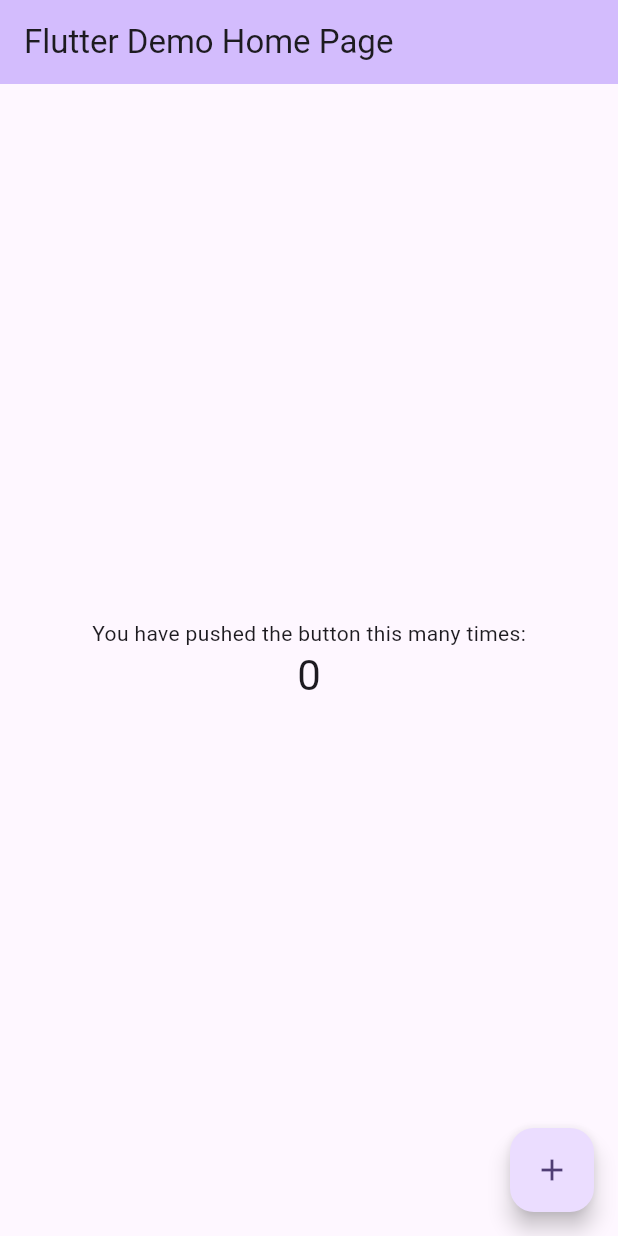
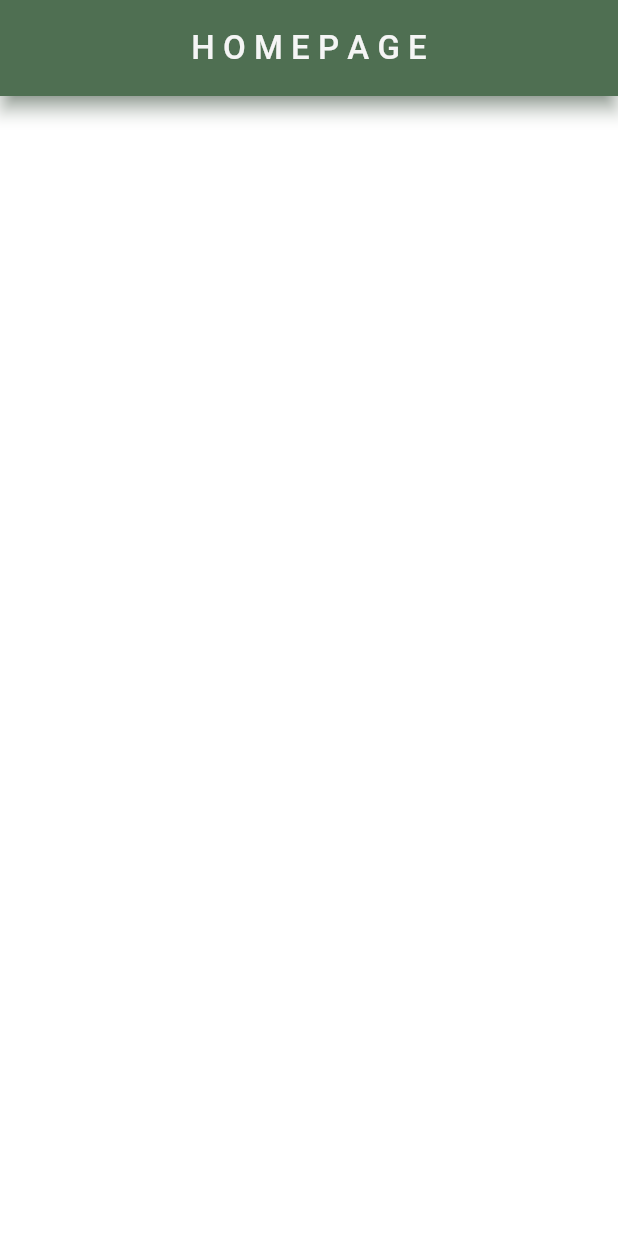
Before and after one commit to atnakayrus/altvideos, a Flutter app: the screen it shows after launch, on a phone screen of 412 x 824 dp. Run offline on Flutter 3.47's test engine with Material 3 defaults, Android fonts, the light colour scheme and no system bars.

Commit message:
Initial Setup

```diff
--- a/lib/main.dart
+++ b/lib/main.dart
@@ -1,3 +1,5 @@
+import 'package:altvideos/pages/home_page.dart';
+import 'package:altvideos/themes/light.dart';
 import 'package:flutter/material.dart';
 
 void main() {
@@ -12,114 +14,9 @@
   Widget build(BuildContext context) {
     return MaterialApp(
       title: 'Flutter Demo',
-      theme: ThemeData(
-        // This is the theme of your application.
-        //
-        // TRY THIS: Try running your application with "flutter run". You'll see
-        // the application has a purple toolbar. Then, without quitting the app,
-        // try changing the seedColor in the colorScheme below to Colors.green
-        // and then invoke "hot reload" (save your changes or press the "hot
-        // reload" button in a Flutter-supported IDE, or press "r" if you used
-        // the command line to start the app).
-        //
-        // Notice that the counter didn't reset back to zero; the application
-        // state is not lost during the reload. To reset the state, use hot
-        // restart instead.
-        //
-        // This works for code too, not just values: Most code changes can be
-        // tested with just a hot reload.
-        colorScheme: ColorScheme.fromSeed(seedColor: Colors.deepPurple),
-        useMaterial3: true,
-      ),
-      home: const MyHomePage(title: 'Flutter Demo Home Page'),
+      theme: lightTheme,
+      // start from here
+      home: const HomePage(),
     );
   }
 }
-
-class MyHomePage extends StatefulWidget {
-  const MyHomePage({super.key, required this.title});
-
-  // This widget is the home page of your application. It is stateful, meaning
-  // that it has a State object (defined below) that contains fields that affect
-  // how it looks.
-
-  // This class is the configuration for the state. It holds the values (in this
-  // case the title) provided by the parent (in this case the App widget) and
-  // used by the build method of the State. Fields in a Widget subclass are
-  // always marked "final".
-
-  final String title;
-
-  @override
-  State<MyHomePage> createState() => _MyHomePageState();
-}
-
-class _MyHomePageState extends State<MyHomePage> {
-  int _counter = 0;
-
-  void _incrementCounter() {
-    setState(() {
-      // This call to setState tells the Flutter framework that something has
-      // changed in this State, which causes it to rerun the build method below
-      // so that the display can reflect the updated values. If we changed
-      // _counter without calling setState(), then the build method would not be
-      // called again, and so nothing would appear to happen.
-      _counter++;
-    });
-  }
-
-  @override
-  Widget build(BuildContext context) {
-    // This method is rerun every time setState is called, for instance as done
-    // by the _incrementCounter method above.
-    //
-    // The Flutter framework has been optimized to make rerunning build methods
-    // fast, so that you can just rebuild anything that needs updating rather
-    // than having to individually change instances of widgets.
-    return Scaffold(
-      appBar: AppBar(
-        // TRY THIS: Try changing the color here to a specific color (to
-        // Colors.amber, perhaps?) and trigger a hot reload to see the AppBar
-        // change color while the other colors stay the same.
-        backgroundColor: Theme.of(context).colorScheme.inversePrimary,
-        // Here we take the value from the MyHomePage object that was created by
-        // the App.build method, and use it to set our appbar title.
-        title: Text(widget.title),
-      ),
-      body: Center(
-        // Center is a layout widget. It takes a single child and positions it
-        // in the middle of the parent.
-        child: Column(
-          // Column is also a layout widget. It takes a list of children and
-          // arranges them vertically. By default, it sizes itself to fit its
-          // children horizontally, and tries to be as tall as its parent.
-          //
-          // Column has various properties to control how it sizes itself and
-          // how it positions its children. Here we use mainAxisAlignment to
-          // center the children vertically; the main axis here is the vertical
-          // axis because Columns are vertical (the cross axis would be
-          // horizontal).
-          //
-          // TRY THIS: Invoke "debug painting" (choose the "Toggle Debug Paint"
-          // action in the IDE, or press "p" in the console), to see the
-          // wireframe for each widget.
-          mainAxisAlignment: MainAxisAlignment.center,
-          children: <Widget>[
-            const Text(
-              'You have pushed the button this many times:',
-            ),
-            Text(
-              '$_counter',
-              style: Theme.of(context).textTheme.headlineMedium,
-            ),
-          ],
-        ),
-      ),
-      floatingActionButton: FloatingActionButton(
-        onPressed: _incrementCounter,
-        tooltip: 'Increment',
-        child: const Icon(Icons.add),
-      ), // This trailing comma makes auto-formatting nicer for build methods.
-    );
-  }
-}
--- /dev/null
+++ b/lib/pages/home_page.dart
@@ -0,0 +1,17 @@
+import 'package:flutter/material.dart';
+
+class HomePage extends StatefulWidget {
+  const HomePage({super.key});
+
+  @override
+  State<HomePage> createState() => _HomePageState();
+}
+
+class _HomePageState extends State<HomePage> {
+  @override
+  Widget build(BuildContext context) {
+    return Scaffold(
+      appBar: AppBar(title: const Text('H O M E P A G E')),
+    );
+  }
+}
--- /dev/null
+++ b/lib/themes/dark.dart
@@ -0,0 +1 @@
+// To be added later
--- /dev/null
+++ b/lib/themes/light.dart
@@ -0,0 +1,21 @@
+import 'package:altvideos/themes/colors.dart';
+import 'package:altvideos/themes/typography.dart';
+import 'package:flutter/material.dart';
+
+ThemeData lightTheme = ThemeData(
+  colorScheme: lightColors,
+  useMaterial3: true,
+  appBarTheme: appBarTheme,
+  textTheme: appTextTheme,
+  cardColor: AppColors().tertieryLight,
+  canvasColor: AppColors().secondaryLight,
+);
+
+AppBarTheme appBarTheme = AppBarTheme(
+  centerTitle: true,
+  elevation: 5,
+  foregroundColor: AppColors().appWhite,
+  backgroundColor: AppColors().primaryLight,
+  shadowColor: AppColors().primaryLight,
+  toolbarHeight: 64,
+);
--- /dev/null
+++ b/lib/themes/theme_provider.dart
@@ -0,0 +1 @@
+//  To be added later
```
Also changed, not shown: lib/themes/colors.dart (added, +24 -0 lines), lib/themes/typography.dart (added, +88 -0 lines).
